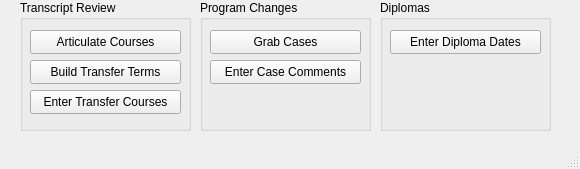
The window that mainwindow.ui (at91322/dteassistant) describes before a commit, drawn with Qt 5.
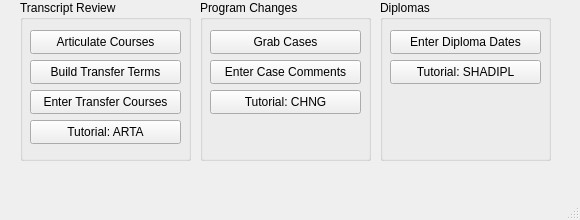
The same window after the commit.

Commit message: add baby tutorial/documentation buttons and functionality

What changed in the file:
```diff
--- a/mainwindow.ui
+++ b/mainwindow.ui
@@ -7,19 +7,19 @@
     <x>0</x>
     <y>0</y>
     <width>580</width>
-    <height>169</height>
+    <height>220</height>
    </rect>
   </property>
   <property name="minimumSize">
    <size>
     <width>580</width>
-    <height>169</height>
+    <height>220</height>
    </size>
   </property>
   <property name="maximumSize">
    <size>
     <width>580</width>
-    <height>169</height>
+    <height>220</height>
    </size>
   </property>
   <property name="windowTitle">
@@ -32,7 +32,7 @@
       <x>20</x>
       <y>0</y>
       <width>171</width>
-      <height>131</height>
+      <height>161</height>
      </rect>
     </property>
     <property name="title">
@@ -77,6 +77,19 @@
       <string>Enter Transfer Courses</string>
      </property>
     </widget>
+    <widget class="QPushButton" name="pushButton_Help_ARTA">
+     <property name="geometry">
+      <rect>
+       <x>10</x>
+       <y>120</y>
+       <width>151</width>
+       <height>24</height>
+      </rect>
+     </property>
+     <property name="text">
+      <string>Tutorial: ARTA</string>
+     </property>
+    </widget>
    </widget>
    <widget class="QGroupBox" name="groupBox_ProgramChanges">
     <property name="geometry">
@@ -84,7 +97,7 @@
       <x>200</x>
       <y>0</y>
       <width>171</width>
-      <height>131</height>
+      <height>161</height>
      </rect>
     </property>
     <property name="title">
@@ -116,6 +129,19 @@
       <string>Enter Case Comments</string>
      </property>
     </widget>
+    <widget class="QPushButton" name="pushButton_Help_CHNG">
+     <property name="geometry">
+      <rect>
+       <x>10</x>
+       <y>90</y>
+       <width>151</width>
+       <height>24</height>
+      </rect>
+     </property>
+     <property name="text">
+      <string>Tutorial: CHNG</string>
+     </property>
+    </widget>
    </widget>
    <widget class="QGroupBox" name="groupBox_Diplomas">
     <property name="geometry">
@@ -123,7 +149,7 @@
       <x>380</x>
       <y>0</y>
       <width>171</width>
-      <height>131</height>
+      <height>161</height>
      </rect>
     </property>
     <property name="title">
@@ -142,6 +168,19 @@
       <string>Enter Diploma Dates</string>
      </property>
     </widget>
+    <widget class="QPushButton" name="pushButton_Help_SHADIPL">
+     <property name="geometry">
+      <rect>
+       <x>10</x>
+       <y>60</y>
+       <width>151</width>
+       <height>24</height>
+      </rect>
+     </property>
+     <property name="text">
+      <string>Tutorial: SHADIPL</string>
+     </property>
+    </widget>
    </widget>
   </widget>
   <widget class="QMenuBar" name="menubar">
```
The commit also changes 4 other files.
